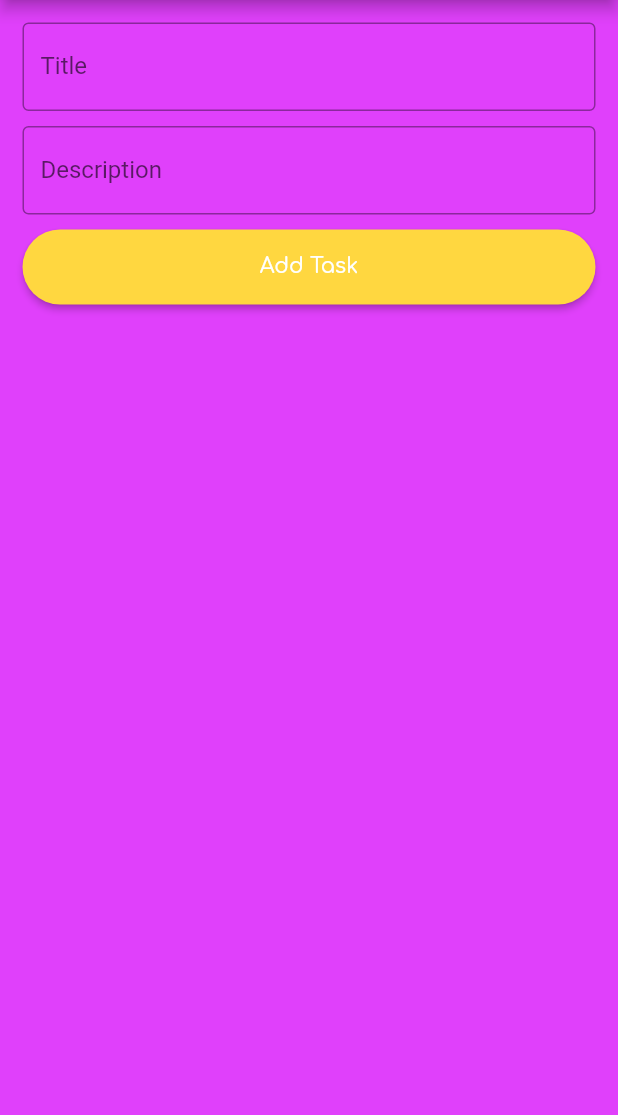
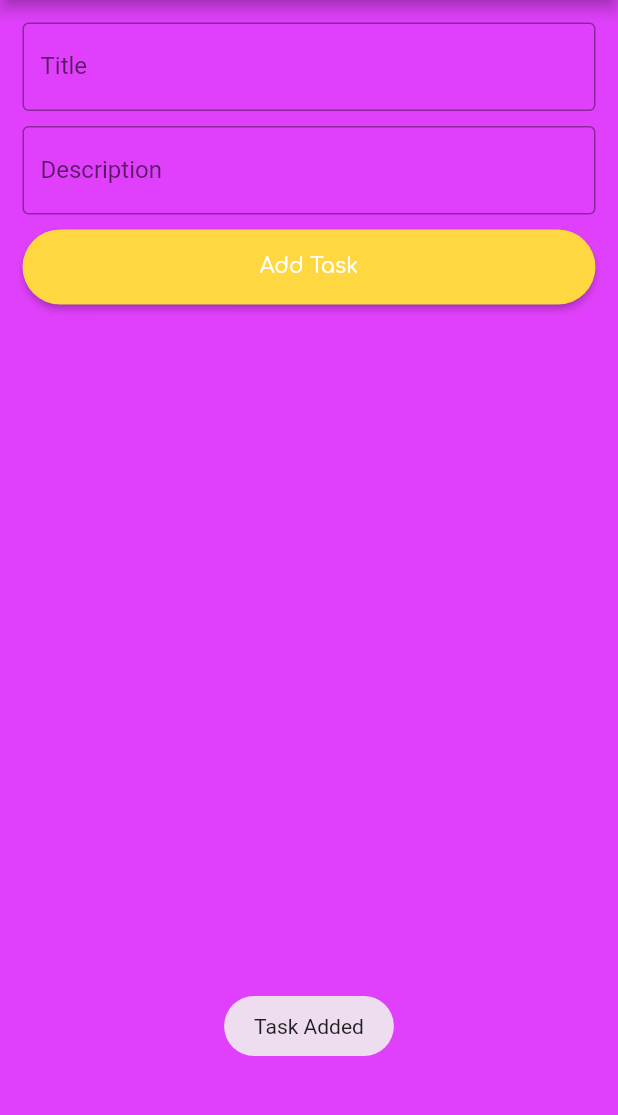
Before and after one commit to 2k4sm/TO_DOer, a Flutter app: the AddTask screen opened directly, after a tap on "Add Task", on a phone screen of 412 x 824 dp, the part 84-1199 px from its top. Run offline on Flutter 3.47's test engine with Material 2 defaults, Android fonts, the light colour scheme and no system bars; our stand-ins replace cloud_firestore, firebase_auth, firebase_core, fluttertoast, google_fonts; accounts and stored records are empty.

Commit message:
adding task to firebase.

```diff
--- a/todoer/lib/screens/addtask.dart
+++ b/todoer/lib/screens/addtask.dart
@@ -1,4 +1,7 @@
+import 'package:cloud_firestore/cloud_firestore.dart';
+import 'package:firebase_auth/firebase_auth.dart';
 import 'package:flutter/material.dart';
+import 'package:fluttertoast/fluttertoast.dart';
 import 'package:google_fonts/google_fonts.dart';
 
 class AddTask extends StatefulWidget {
@@ -9,6 +12,27 @@ class AddTask extends StatefulWidget {
 }
 
 class _AddTaskState extends State<AddTask> {
+  TextEditingController titleController = TextEditingController();
+  TextEditingController discController = TextEditingController();
+
+  addtaskTofirebase() async {
+    FirebaseAuth auth = FirebaseAuth.instance;
+    final User? user = await auth.currentUser;
+    String uid = user!.uid;
+    var time = DateTime.now();
+    await FirebaseFirestore.instance
+        .collection('tasks')
+        .doc(uid)
+        .collection('mytasks')
+        .doc(time.toString())
+        .set({
+      'title': titleController.text,
+      'description': discController.text,
+      'time': time.toString()
+    });
+    Fluttertoast.showToast(msg: 'Task Added');
+  }
+
   @override
   Widget build(BuildContext context) {
     return Scaffold(
@@ -20,6 +44,7 @@ class _AddTaskState extends State<AddTask> {
             children: [
               Container(
                   child: TextField(
+                controller: titleController,
                 decoration: InputDecoration(
                   labelText: 'Title',
                   border: OutlineInputBorder(),
@@ -30,6 +55,7 @@ class _AddTaskState extends State<AddTask> {
               ),
               Container(
                   child: TextField(
+                controller: discController,
                 decoration: InputDecoration(
                   labelText: 'Description',
                   border: OutlineInputBorder(),
@@ -52,7 +78,9 @@ class _AddTaskState extends State<AddTask> {
                       style: ElevatedButton.styleFrom(
                           shape: StadiumBorder(),
                           backgroundColor: Colors.amberAccent),
-                      onPressed: () {},
+                      onPressed: () {
+                        addtaskTofirebase();
+                      },
                     ),
                   )),
             ],
--- a/todoer/pubspec.yaml
+++ b/todoer/pubspec.yaml
@@ -35,6 +35,8 @@ dependencies:
   cloud_firestore: ^4.0.4
   google_fonts:
   firebase_core : ^2.1.1
+  intl:
+  fluttertoast:
 
 
   # The following adds the Cupertino Icons font to your application.
```
Also changed, not shown: todoer/pubspec.lock.
